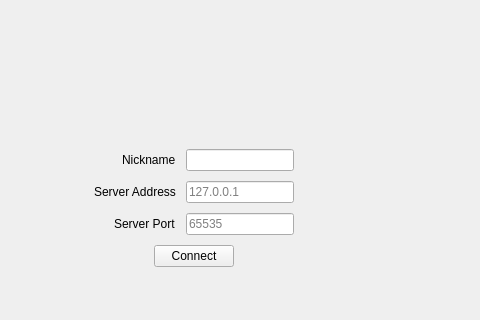
This is assets/client_window.ui in CaymanFreeman/Tumult as Qt 5 draws it before an edit; both pictures show x 179 to 659 and y 92 to 412 of the 746 by 600 pixel window. The edited form follows.
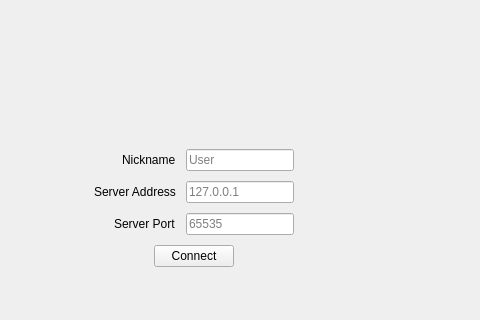
This is the edited form.

```diff
--- a/assets/client_window.ui
+++ b/assets/client_window.ui
@@ -155,6 +155,9 @@
                <property name="maxLength">
                 <number>10</number>
                </property>
+               <property name="placeholderText">
+                <string>User</string>
+               </property>
               </widget>
              </item>
              <item row="1" column="0">
```
